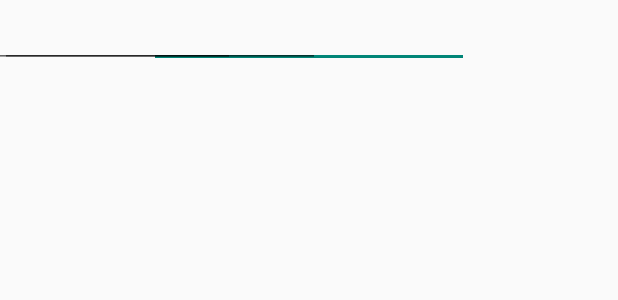
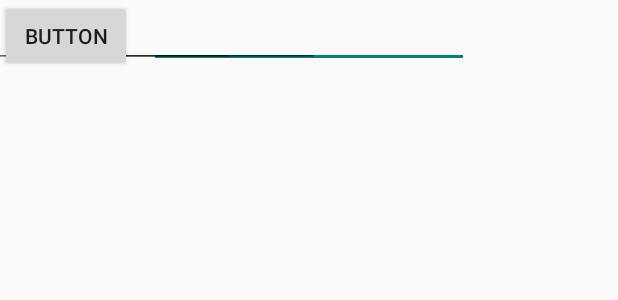
Before and after one commit to berkecankocyigit/CS394-Project, an Android app: the layout fragment_sign_up.xml on its own in the app's theme, with its tools: preview values and no code run, on a phone screen of 412 x 824 dp. Shown: the top 300 px of the screen. Run offline under Robolectric (Android 15) with nearby library versions, the phone set to English and light mode, and no system bars.

Commit message:
signup edit

```diff
--- a/app/src/main/res/layout/fragment_sign_up.xml
+++ b/app/src/main/res/layout/fragment_sign_up.xml
@@ -38,6 +38,12 @@
             android:layout_height="wrap_content"
             android:ems="10"
             android:inputType="textPassword" />
+
+        <Button
+            android:id="@+id/signUp"
+            android:layout_width="wrap_content"
+            android:layout_height="wrap_content"
+            android:text="Button" />
     </androidx.constraintlayout.widget.ConstraintLayout>
 
 </FrameLayout>
```
